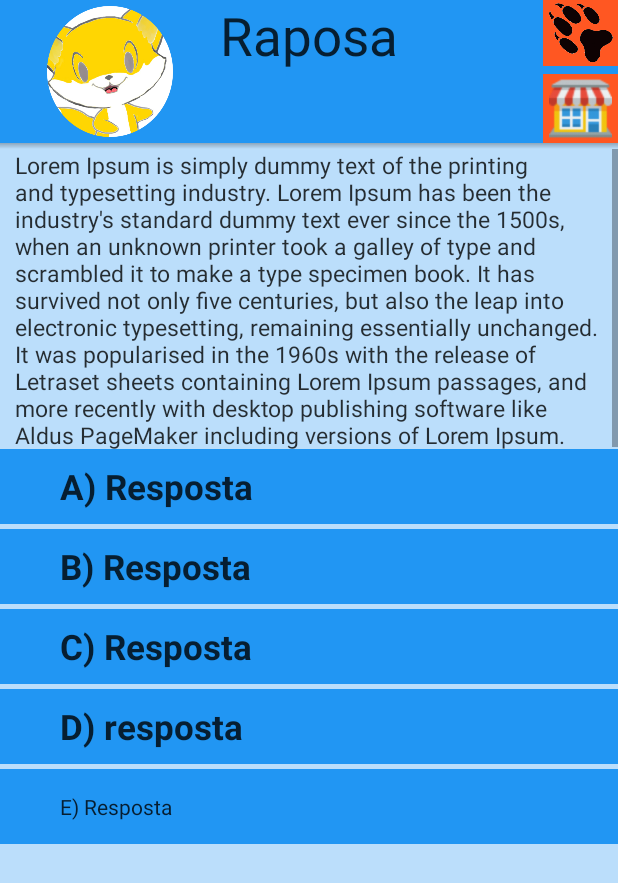
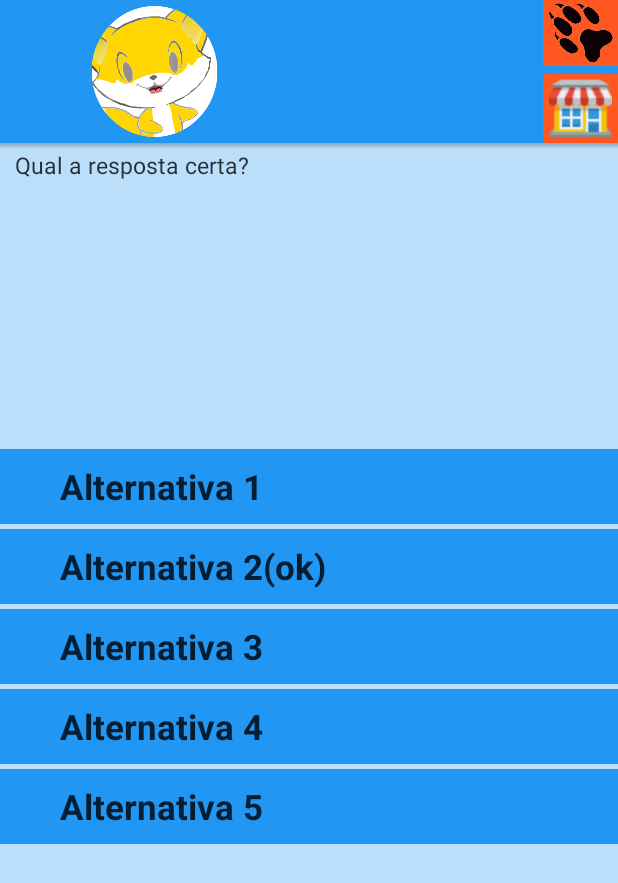
Before and after one commit to AndreArrebola/TeacherFox, an Android app: the screen it shows after launch (QuestActivity), after a tap on "Jogo Rápido", on a phone screen of 412 x 824 dp. Shown: the top 883 px of the screen. Run offline under Robolectric (Android 15) with nearby library versions, the phone set to English and light mode, and no system bars; libraries missing offline, so code that uses them is left out: com.firebase.client; 1 other tap on this screen came first.

Commit message:
Retornando ao Git

```diff
--- a/TeacherFox/app/build.gradle
+++ b/TeacherFox/app/build.gradle
@@ -23,4 +23,8 @@ dependencies {
     compile fileTree(dir: 'libs', include: ['*.jar'])
     testCompile 'junit:junit:4.12'
     compile 'com.android.support:appcompat-v7:23.4.0'
+    compile 'com.google.firebase:firebase-core:9.2.0'
+    compile 'com.firebase:firebase-client-android:2.5.2'
+
 }
+apply plugin: 'com.google.gms.google-services'
--- a/TeacherFox/app/src/main/AndroidManifest.xml
+++ b/TeacherFox/app/src/main/AndroidManifest.xml
@@ -20,6 +20,8 @@
             android:label="@string/app_name">
         </activity>
     </application>
+    <uses-permission android:name="android.permission.INTERNET"/>
+
 
 
 </manifest>
--- a/TeacherFox/app/src/main/java/com/teacherfox/legendary/teacherfox/DBAdapter.java
+++ b/TeacherFox/app/src/main/java/com/teacherfox/legendary/teacherfox/DBAdapter.java
@@ -19,6 +19,8 @@ public class DBAdapter {
         Cursor cursorquestao;
         banco = dbHelper.getReadableDatabase();
         cursorquestao= banco.query(DBHelper.TABLE_NAME, allColumns, DBHelper.ID + " = " + numquest, null, null, null, null);
+
+        cursorquestao.moveToFirst();
         return cursorquestao;
     }
 
--- a/TeacherFox/app/src/main/java/com/teacherfox/legendary/teacherfox/DBHelper.java
+++ b/TeacherFox/app/src/main/java/com/teacherfox/legendary/teacherfox/DBHelper.java
@@ -12,7 +12,7 @@ import android.util.Log;
 public class DBHelper extends SQLiteOpenHelper {
     private static final String DATABASE_NAME = "bancoquestoes.db";
     public static final String TABLE_NAME = "quests";
-    private static final int DATABASE_VERSION = 1;
+    private static final int DATABASE_VERSION = 2;
     public static final String ID = "_id";
     public static final String ENUNC     = "enunc";
     public static final String ALTA = "alta";
@@ -20,7 +20,7 @@ public class DBHelper extends SQLiteOpenHelper {
     public static final String ALTC = "altc";
     public static final String ALTD = "altd";
     public static final String ALTE = "alte";
-public static final String ALTOK = "altok";
+    public static final String ALTOK = "altok";
     private String[] allColumns = { DBHelper.ID, DBHelper.ALTA, DBHelper.ENUNC,
             DBHelper.ALTB, DBHelper.ALTC, DBHelper.ALTD, DBHelper.ALTE, DBHelper.ALTOK};
     private static final String CRIAR_TABELA="create table " + TABLE_NAME + "(" +
@@ -30,6 +30,7 @@ public static final String ALTOK = "altok";
             ALTB + " text not null, " +
             ALTC + " text not null, " +
             ALTD + " text not null, " +
+            ALTE + " text not null, " +
             ALTOK + " text not null);";
 
     public DBHelper(Context context){
@@ -49,6 +50,23 @@ public static final String ALTOK = "altok";
         values.put(DBHelper.ALTE, "Alternativa 5");
         values.put(DBHelper.ALTOK, "Alternativa 3(ok)");
         db.insert(TABLE_NAME, null, values );
+        values.put(DBHelper.ENUNC, "Qual a resposta certa?");
+        values.put(DBHelper.ALTA, "Alternativa 1");
+        values.put(DBHelper.ALTB, "Alternativa 2(ok)");
+        values.put(DBHelper.ALTC, "Alternativa 3");
+        values.put(DBHelper.ALTD, "Alternativa 4");
+        values.put(DBHelper.ALTE, "Alternativa 5");
+        values.put(DBHelper.ALTOK, "Alternativa 2(ok)");
+        db.insert(TABLE_NAME, null, values );
+        values.put(DBHelper.ENUNC, "Qual a resposta certa?");
+        values.put(DBHelper.ALTA, "Alternativa 1");
+        values.put(DBHelper.ALTB, "Alternativa 2");
+        values.put(DBHelper.ALTC, "Alternativa 3");
+        values.put(DBHelper.ALTD, "Alternativa 4(ok)");
+        values.put(DBHelper.ALTE, "Alternativa 5");
+        values.put(DBHelper.ALTOK, "Alternativa 4(ok)");
+        db.insert(TABLE_NAME, null, values );
+        values.clear();
     }
 
     @Override
--- a/TeacherFox/app/src/main/java/com/teacherfox/legendary/teacherfox/QuestActivity.java
+++ b/TeacherFox/app/src/main/java/com/teacherfox/legendary/teacherfox/QuestActivity.java
@@ -2,17 +2,93 @@ package com.teacherfox.legendary.teacherfox;
 
 import android.database.Cursor;
 import android.os.Bundle;
+import com.firebase.client.Firebase;
 import android.support.v7.app.AlertDialog;
 import android.support.v7.app.AppCompatActivity;
+import android.view.View;
+import android.widget.LinearLayout;
+import android.widget.TextView;
+import android.widget.Toast;
+
+import java.util.Random;
 
 /**
  * Created by andre on 11/09/16.
  */
 public class QuestActivity extends AppCompatActivity {
+    Questao quest = new Questao();
     @Override
     protected void onCreate(Bundle savedInstanceState) {
         super.onCreate(savedInstanceState);
         setContentView(R.layout.questoes);
+        LinearLayout barra = (LinearLayout)findViewById(R.id.thebar);
+        TextView nomeraposa = (TextView)barra.findViewById(R.id.avtrname);
+        nomeraposa.setText(Avatar.nome.toString());
+        String password="txt";
+
+        DBAdapter acesso = new DBAdapter(getBaseContext());
+        Random idquest=new Random();
+        int randomNum = idquest.nextInt((3 - 1) + 1) + 1;
+        Cursor obterquestao = acesso.AcessarQuestao(randomNum);
+
+        if( obterquestao != null && obterquestao.moveToFirst() ){
+            quest.setEnunc(obterquestao.getString(obterquestao.getColumnIndex(DBHelper.ENUNC)));
+            quest.setAlta(obterquestao.getString(obterquestao.getColumnIndex(DBHelper.ALTA)));
+            quest.setAltb(obterquestao.getString(obterquestao.getColumnIndex(DBHelper.ALTB)));
+            quest.setAltc(obterquestao.getString(obterquestao.getColumnIndex(DBHelper.ALTC)));
+            quest.setAltd(obterquestao.getString(obterquestao.getColumnIndex(DBHelper.ALTD)));
+            quest.setAlte(obterquestao.getString(obterquestao.getColumnIndex(DBHelper.ALTE)));
+            quest.setAltok(obterquestao.getString(obterquestao.getColumnIndex(DBHelper.ALTOK)));
+            obterquestao.close();
+        }
+        TextView nunc=(TextView)findViewById(R.id.nunciado);
+        TextView txt_alta=(TextView)findViewById(R.id.altea);
+        TextView txt_altb=(TextView)findViewById(R.id.alteb);
+        TextView txt_altc=(TextView)findViewById(R.id.altec);
+        TextView txt_altd=(TextView)findViewById(R.id.alted);
+        TextView txt_alte=(TextView)findViewById(R.id.altee);
+        nunc.setText(quest.getEnunc());
+        txt_alta.setText(quest.getAlta());
+        txt_altb.setText(quest.getAltb());
+        txt_altc.setText(quest.getAltc());
+        txt_altd.setText(quest.getAltd());
+        txt_alte.setText(quest.getAlte());
+
+    }
+    public void resposta(View v){
+        switch(v.getId()) {
+            case R.id.baltea:
+
+                if(quest.getAlta().equals(quest.getAltok())){
+                    Toast.makeText(getApplicationContext(),"Acertou!", Toast.LENGTH_SHORT).show();
+                }
+                break;
+            case R.id.balteb:
+
+                if(quest.getAltb().equals(quest.getAltok())){
+                    Toast.makeText(getApplicationContext(),"Acertou!", Toast.LENGTH_SHORT).show();
+                }
+                break;
+            case R.id.baltec:
+
+                if(quest.getAltc().equals(quest.getAltok())){
+                    Toast.makeText(getApplicationContext(),"Acertou!", Toast.LENGTH_SHORT).show();
+                }
+                break;
+            case R.id.balted:
+
+                if(quest.getAltd().equals(quest.getAltok())){
+                    Toast.makeText(getApplicationContext(),"Acertou!", Toast.LENGTH_SHORT).show();
+                }
+                break;
+            case R.id.baltee:
+
+                if(quest.getAlte().equals(quest.getAltok())){
+                    Toast.makeText(getApplicationContext(),"Acertou!", Toast.LENGTH_SHORT).show();
+                }
+                break;
+        }
+        this.finish();
 
     }
 }
--- a/TeacherFox/app/src/main/java/com/teacherfox/legendary/teacherfox/Questao.java
+++ b/TeacherFox/app/src/main/java/com/teacherfox/legendary/teacherfox/Questao.java
@@ -4,13 +4,24 @@ package com.teacherfox.legendary.teacherfox;
  * Created by andre on 11/09/16.
  */
 public class Questao {
-    private String enunc;
-    private String alta;
-    private String altb;
-    private String altc;
-    private String altd;
-    private String alte;
-    private String altok;
+    private String enunc="";
+    private String alta="";
+    private String altb="";
+    private String altc="";
+    private String altd="";
+    private String alte="";
+    private String altok="";
+    private String resp="";
+
+    public String getResp() {
+        return resp;
+    }
+
+    public void setResp(String resp) {
+        this.resp = resp;
+    }
+
+
 
     public String getAltok() {
         return altok;
--- a/TeacherFox/app/src/main/res/layout/activity_main.xml
+++ b/TeacherFox/app/src/main/res/layout/activity_main.xml
@@ -50,11 +50,11 @@ android:background="@color/colorPrimary"
         android:layout_width="200dp"
         android:layout_height="wrap_content"
         android:inputType="textPersonName"
-        android:text="Dê um nome à raposa"
         android:ems="10"
         android:id="@+id/nomeRaposa"
         android:layout_above="@+id/button2"
         android:layout_alignLeft="@+id/button2"
-        android:layout_alignStart="@+id/button2" />
+        android:layout_alignStart="@+id/button2"
+        android:hint="Dê um nome à raposa" />
 
 </RelativeLayout>
--- a/TeacherFox/app/src/main/res/layout/barra.xml
+++ b/TeacherFox/app/src/main/res/layout/barra.xml
@@ -2,7 +2,9 @@
 <LinearLayout xmlns:android="http://schemas.android.com/apk/res/android"
     android:layout_width="match_parent"
     android:layout_height="wrap_content"
-    android:orientation="vertical">
+    android:orientation="vertical"
+
+    >
     <LinearLayout
         android:layout_width="match_parent"
         android:layout_height="95dp"
--- a/TeacherFox/app/src/main/res/layout/mainmenu.xml
+++ b/TeacherFox/app/src/main/res/layout/mainmenu.xml
@@ -3,7 +3,7 @@
     android:layout_width="match_parent" android:layout_height="match_parent" android:background="@color/colorBackground">
 
 <include
-    layout="@layout/barra" />
+    layout="@layout/barra" android:id="@+id/thebar" />
 
     <RelativeLayout
         android:layout_width="140dp"
--- a/TeacherFox/app/src/main/res/layout/questoes.xml
+++ b/TeacherFox/app/src/main/res/layout/questoes.xml
@@ -6,11 +6,11 @@
     >
     <include
         layout="@layout/barra"
-        android:id="@+id/include" />
+        android:id="@+id/thebar" />
     <ScrollView
         android:layout_width="match_parent"
         android:layout_height="200dp"
-        android:layout_below="@+id/include"
+        android:layout_below="@+id/thebar"
         android:layout_alignParentLeft="true"
         android:layout_alignParentStart="true"
         android:id="@+id/scrollView">
@@ -26,10 +26,11 @@
                 android:layout_height="wrap_content"
                 android:textSize="15sp"
                 android:alpha="0.8"
+
                 android:textColor="@color/abc_primary_text_disable_only_material_light"
                 android:text="Lorem Ipsum is simply dummy text of the printing and typesetting industry. Lorem Ipsum has been the industry's standard dummy text ever since the 1500s, when an unknown printer took a galley of type and scrambled it to make a type specimen book. It has survived not only five centuries, but also the leap into electronic typesetting, remaining essentially unchanged. It was popularised in the 1960s with the release of Letraset sheets containing Lorem Ipsum passages, and more recently with desktop publishing software like Aldus PageMaker including versions of Lorem Ipsum."
 
-                />
+                android:id="@+id/nunciado" />
 
         </RelativeLayout>
 
@@ -52,7 +53,8 @@ android:orientation="vertical"
                 android:layout_height="50dp"
                 android:background="@drawable/botao"
                 android:layout_marginBottom="3dp"
-                >
+                android:onClick="resposta"
+                android:id="@+id/baltea">
                 <TextView
                     android:layout_width="wrap_content"
                     android:layout_height="wrap_content"
@@ -65,7 +67,8 @@ android:orientation="vertical"
                     android:layout_alignParentLeft="true"
                     android:layout_alignParentStart="true"
                     android:layout_marginLeft="86dp"
-                    android:layout_marginStart="40dp" />
+                    android:layout_marginStart="40dp"
+                    android:id="@+id/altea" />
             </RelativeLayout>
 
 
@@ -74,8 +77,9 @@ android:orientation="vertical"
                 android:layout_width="match_parent"
                 android:layout_height="50dp"
                 android:background="@drawable/botao"
-
-        android:layout_marginBottom="3dp">
+                android:onClick="resposta"
+                android:layout_marginBottom="3dp"
+                android:id="@+id/balteb">
                 <TextView
                     android:layout_width="wrap_content"
                     android:layout_height="wrap_content"
@@ -83,6 +87,7 @@ android:orientation="vertical"
                     android:alpha="0.8"
                     android:textSize="23sp"
                     android:textStyle="bold"
+                    android:id="@+id/alteb"
                     android:textColor="@color/abc_primary_text_disable_only_material_light"
                     android:layout_centerVertical="true"
                     android:layout_alignParentLeft="true"
@@ -94,8 +99,9 @@ android:orientation="vertical"
                 android:layout_width="match_parent"
                 android:layout_height="50dp"
                 android:background="@drawable/botao"
-
-        android:layout_marginBottom="3dp">
+                android:onClick="resposta"
+                android:layout_marginBottom="3dp"
+                android:id="@+id/baltec">
                 <TextView
                     android:layout_width="wrap_content"
                     android:layout_height="wrap_content"
@@ -108,18 +114,21 @@ android:orientation="vertical"
                     android:layout_alignParentLeft="true"
                     android:layout_alignParentStart="true"
                     android:layout_marginLeft="86dp"
-            android:layout_marginStart="40dp" />
+                    android:layout_marginStart="40dp"
+                    android:id="@+id/altec"
+                    />
             </RelativeLayout>
             <RelativeLayout
                 android:layout_width="match_parent"
                 android:layout_height="50dp"
                 android:background="@drawable/botao"
-
-                android:layout_marginBottom="3dp">
+                android:onClick="resposta"
+                android:layout_marginBottom="3dp"
+                android:id="@+id/balted">
                 <TextView
                     android:layout_width="wrap_content"
                     android:layout_height="wrap_content"
-                    android:text="D) resposta"
+                    android:text="D) Resposta"
                     android:alpha="0.8"
                     android:textSize="23sp"
                     android:textStyle="bold"
@@ -128,19 +137,24 @@ android:orientation="vertical"
                     android:layout_alignParentLeft="true"
                     android:layout_alignParentStart="true"
                     android:layout_marginLeft="86dp"
-                    android:layout_marginStart="40dp" />
+                    android:layout_marginStart="40dp"
+                    android:id="@+id/alted"/>
             </RelativeLayout>
             <RelativeLayout
                 android:layout_width="match_parent"
                 android:layout_height="50dp"
                 android:background="@drawable/botao"
-
-                android:layout_marginBottom="3dp">
+                android:onClick="resposta"
+                android:layout_marginBottom="3dp"
+                android:id="@+id/baltee">
                 <TextView
                     android:layout_width="wrap_content"
                     android:layout_height="wrap_content"
                     android:text="E) Resposta"
                     android:alpha="0.8"
+                    android:id="@+id/altee"
+                    android:textSize="23sp"
+                    android:textStyle="bold"
                     android:textColor="@color/abc_primary_text_disable_only_material_light"
                     android:layout_centerVertical="true"
                     android:layout_alignParentLeft="true"
--- a/TeacherFox/build.gradle
+++ b/TeacherFox/build.gradle
@@ -6,6 +6,7 @@ buildscript {
     }
     dependencies {
         classpath 'com.android.tools.build:gradle:2.1.2'
+        classpath 'com.google.gms:google-services:3.0.0'
 
         // NOTE: Do not place your application dependencies here; they belong
         // in the individual module build.gradle files
```
Also changed, not shown: TeacherFox/app/src/main/java/com/teacherfox/legendary/teacherfox/Avatar.java (added, +8 -0 lines), TeacherFox/app/src/main/java/com/teacherfox/legendary/teacherfox/MainActivity.java (+10 -4 lines). Lines whose indentation alone changed are shown as unchanged.
